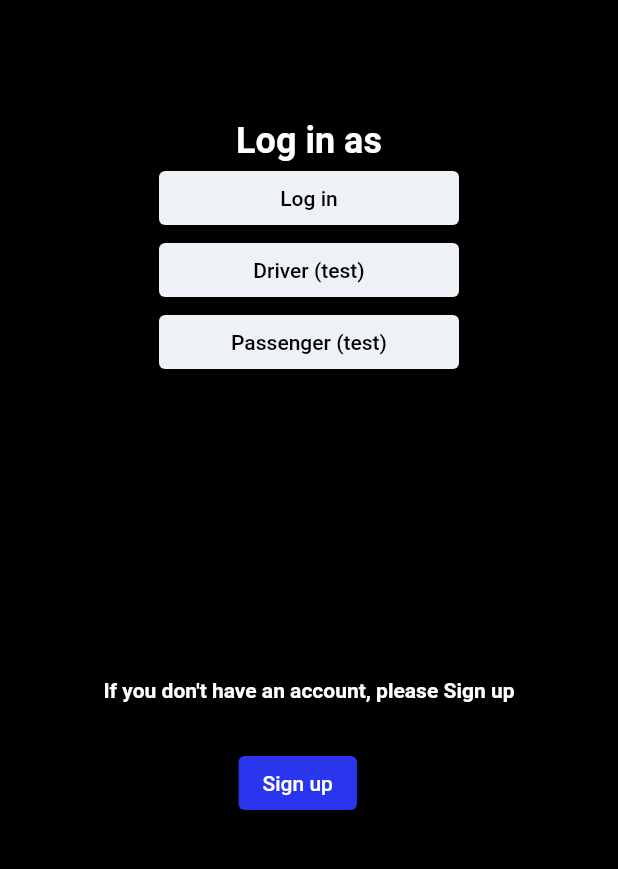
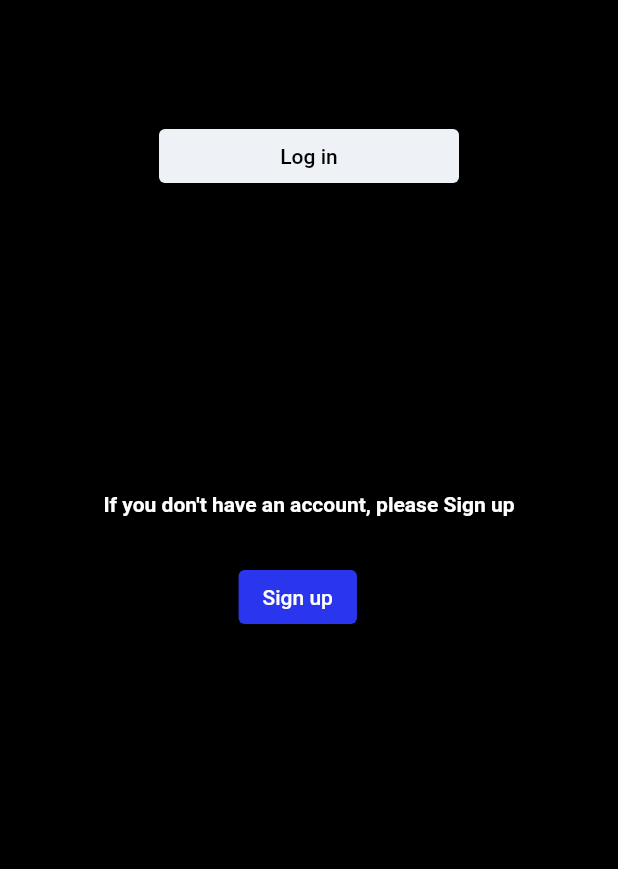
Before and after one commit to daniellee97/Sharide_dart, a Flutter app: the screen it shows after launch, on a phone screen of 412 x 824 dp, the part 231-1100 px from its top. Run offline on Flutter 3.47's test engine with Material 2 defaults, Android fonts, the phone set to English and light mode, and no system bars; our stand-ins replace flutter_bloc, flutter_datetime_picker, flutter_riverpod, get, google_maps_flutter; missing offline and left inert: flutter_stripe.

Commit message:
Fixed overflow, delete sample buttons

```diff
--- a/sharideapp/lib/AuthenticationScreens.dart
+++ b/sharideapp/lib/AuthenticationScreens.dart
@@ -27,14 +27,6 @@ class WelcomeScreen extends ConsumerWidget {
               const Padding(
                 padding:
                     EdgeInsets.only(top: 60.0), // Set the top padding to 10
-                child: Text(
-                  'Log in as',
-                  style: TextStyle(
-                    fontSize: 24,
-                    fontWeight: FontWeight.bold,
-                    color: Colors.white,
-                  ),
-                ),
               ),
               Column(
                 mainAxisAlignment: MainAxisAlignment.spaceEvenly,
@@ -60,42 +52,7 @@ class WelcomeScreen extends ConsumerWidget {
                       ),
                     ),
                   ),
-                  SizedBox(
-                    width: 200, // set the fixed width of the button
-                    child: ElevatedButton(
-                      onPressed: () {
-                        ref.read(loggedIn.notifier).state = true;
-                        ref.read(isDriver.notifier).state = true;
 
-                      },
-                      child: Text(
-                        'Driver (test)',
-                        style: TextStyle(color: Colors.black),
-                      ),
-                      style: ButtonStyle(
-                        backgroundColor: MaterialStateProperty.all(
-                          Color.fromARGB(255, 238, 241, 245),
-                        ),
-                      ),
-                    ),
-                  ),
-                  SizedBox(
-                    width: 200, // set the fixed width of the button
-                    child: ElevatedButton(
-                      onPressed: () {
-                        ref.read(loggedIn.notifier).state = true;
-                      },
-                      child: Text(
-                        'Passenger (test)',
-                        style: TextStyle(color: Colors.black),
-                      ),
-                      style: ButtonStyle(
-                        backgroundColor: MaterialStateProperty.all(
-                          Color.fromARGB(255, 238, 241, 245),
-                        ),
-                      ),
-                    ),
-                  ),
                 ],
               ),
               const Padding(
--- a/sharideapp/lib/Login.dart
+++ b/sharideapp/lib/Login.dart
@@ -75,7 +75,7 @@ class _LoginScreenState extends ConsumerState<LoginScreen> {
         //color: Colors.black,
         child: Column(
           children: [
-            const SizedBox(height: 50),
+            const SizedBox(height: 30),
             const Text(
               'Welcome to ShaRide',
               style: TextStyle(
@@ -124,7 +124,7 @@ class _LoginScreenState extends ConsumerState<LoginScreen> {
                       },
                       onSaved: (value) => _password = value,
                     ),
-                    const SizedBox(height: 16),
+                    const SizedBox(height: 10),
                     Row(
                       mainAxisAlignment: MainAxisAlignment.end,
                       children: [
```
